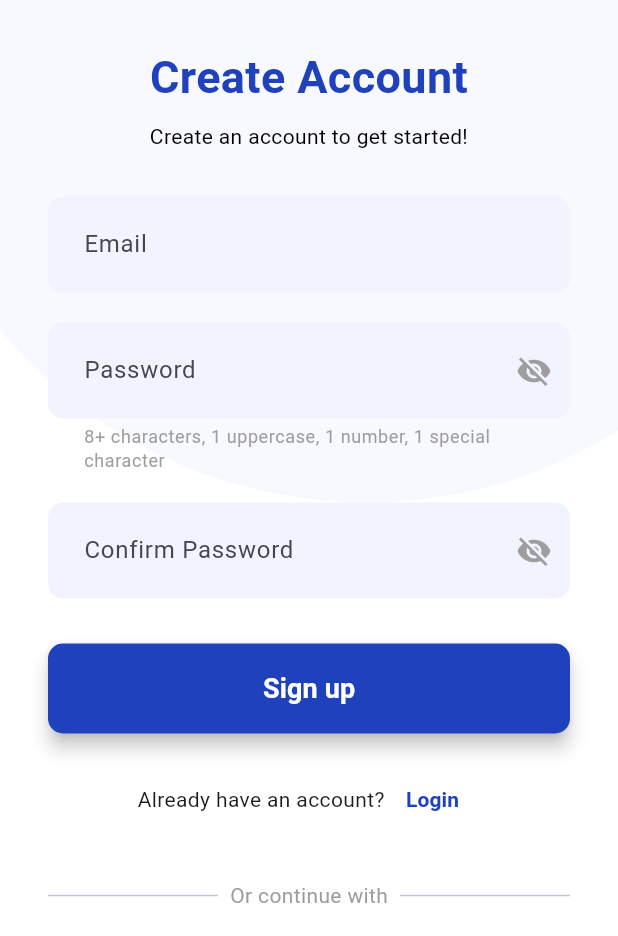
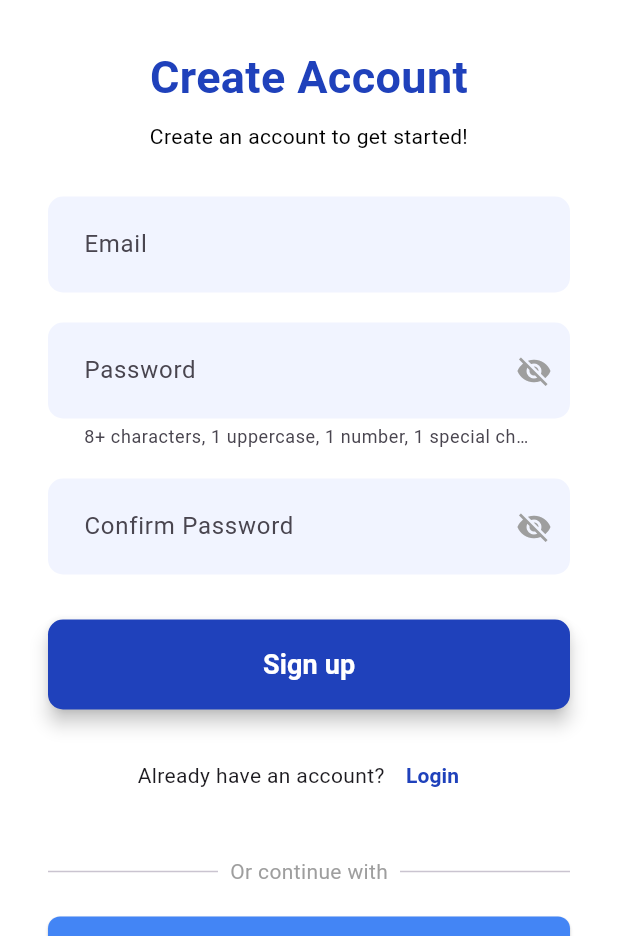
Before and after one commit to Labidesti/augmented_reality_based_furniture_assistant_for_mandaue_foam_android, a Flutter app: the screen it shows after launch, after a tap on "Sign up", on a phone screen of 412 x 824 dp, the part 300-1236 px from its top. Run offline on Flutter 3.47's test engine with Material 3 defaults, Android fonts, the phone set to English and light mode, and no system bars; our stand-ins replace firebase_ai, firebase_auth, firebase_core, google_sign_in; missing offline and left inert: model_viewer_plus; accounts and stored records are empty.

Commit message:
09/09/2025

```diff
--- a/lib/main.dart
+++ b/lib/main.dart
@@ -1,19 +1,20 @@
 // lib/main.dart
-
 import 'package:flutter/material.dart';
 import 'package:firebase_core/firebase_core.dart';
-import 'firebase_options.dart';
 import 'package:firebase_auth/firebase_auth.dart';
 import 'auth_service.dart';
-import 'login_screen.dart';
-import 'admin_home_screen.dart';
 import 'customer_home_screen.dart';
+import 'login_screen.dart'; // adjust if your login screen has a different name
+import 'firebase_options.dart'; // generated by flutterfire CLI
 
 void main() async {
   WidgetsFlutterBinding.ensureInitialized();
+
+  // ✅ Initialize Firebase safely
   await Firebase.initializeApp(
     options: DefaultFirebaseOptions.currentPlatform,
   );
+
   runApp(const MyApp());
 }
 
@@ -23,28 +24,24 @@ class MyApp extends StatelessWidget {
   @override
   Widget build(BuildContext context) {
     return MaterialApp(
+      debugShowCheckedModeBanner: false,
       title: 'AR Furniture Assistant',
-      debugShowCheckedModeBanner: false,
       theme: ThemeData(
-        primarySwatch: Colors.deepPurple,
-        visualDensity: VisualDensity.adaptivePlatformDensity,
+        primarySwatch: Colors.blue,
       ),
-      home: const AuthWrapper(),
+      home: const AuthGate(),
     );
   }
 }
 
-class AuthWrapper extends StatelessWidget {
-  const AuthWrapper({super.key});
-
-  static const String adminEmail = 'admin@mandauefoam.com';
+/// 🔹 Handles whether user is logged in or not
+class AuthGate extends StatelessWidget {
+  const AuthGate({super.key});
 
   @override
   Widget build(BuildContext context) {
-    final authService = AuthService();
-
     return StreamBuilder<User?>(
-      stream: authService.userChanges,
+      stream: AuthService().userChanges,
       builder: (context, snapshot) {
         if (snapshot.connectionState == ConnectionState.waiting) {
           return const Scaffold(
@@ -53,18 +50,10 @@ class AuthWrapper extends StatelessWidget {
         }
 
         if (snapshot.hasData) {
-          final user = snapshot.data;
-          if (user != null && user.email == AuthWrapper.adminEmail) {
-            // Admin user
-            return const AdminHomeScreen();
-          } else {
-            // Regular customer
-            return const CustomerHomeScreen();
-          }
+          return const CustomerHomeScreen(); // logged in → show home
+        } else {
+          return const LoginScreen(); // not logged in → show login
         }
-
-        // Not logged in
-        return const LoginScreen();
       },
     );
   }
--- a/lib/signup_screen.dart
+++ b/lib/signup_screen.dart
@@ -40,7 +40,8 @@ class _SignUpScreenState extends State<SignUpScreen> {
   }
 
   Future<void> _signUpUser() async {
-    if (emailController.text.isEmpty || passwordController.text.isEmpty || confirmPasswordController.text.isEmpty) {
+    if (emailController.text.isEmpty || passwordController.text.isEmpty ||
+        confirmPasswordController.text.isEmpty) {
       _showError("Please fill in all fields.");
       return;
     }
@@ -85,112 +86,88 @@ class _SignUpScreenState extends State<SignUpScreen> {
   @override
   Widget build(BuildContext context) {
     return Scaffold(
-      resizeToAvoidBottomInset: true,  // ✅ allow scrolling when keyboard opens
       backgroundColor: Colors.white,
-      body: Stack(
-        children: [
-        Positioned(
-        top: -100,
-        right: -150,
-        child: Container(
-          width: 635,
-          height: 635,
-          decoration: const BoxDecoration(
-            color: backgroundColor,
-            shape: BoxShape.circle,
+      body: SafeArea(
+        child: LayoutBuilder(
+          builder: (context, constraints) {
+            return SingleChildScrollView(
+              padding: const EdgeInsets.symmetric(
+                  vertical: 20, horizontal: 32.0),
+              child: ConstrainedBox(
+                constraints: BoxConstraints(
+                  minHeight: constraints.maxHeight,
                 ),
-        ),
-      ),
-      SafeArea(
-        child: SingleChildScrollView(
-          padding: EdgeInsets.only(
-            left: 32.0,
-            right: 32.0,
-            top: 20,
-            bottom: MediaQuery.of(context).viewInsets.bottom + 40,
-            // 👆 ensures extra space when keyboard is open
-          ),
+                child: IntrinsicHeight(
                   child: Column(
                     crossAxisAlignment: CrossAxisAlignment.stretch,
                     children: [
                       Image.asset(mandaueFoamLogo, height: 180),
                       const SizedBox(height: 30),
-                    const Text('Create Account', textAlign: TextAlign.center, style: headingStyle),
+                      const Text('Create Account', textAlign: TextAlign.center,
+                          style: headingStyle),
                       const SizedBox(height: 8),
-                    const Text('Create an account to get started!', textAlign: TextAlign.center, style: subheadingStyle),
+                      const Text('Create an account to get started!',
+                          textAlign: TextAlign.center, style: subheadingStyle),
                       const SizedBox(height: 30),
+
+                      // 📧 Email
                       TextFormField(
                         controller: emailController,
-                      decoration: InputDecoration(
-                        hintText: 'Email',
-                        filled: true,
-                        fillColor: secondaryColor,
-                        border: OutlineInputBorder(
-                          borderRadius: BorderRadius.circular(10),
-                          borderSide: BorderSide.none,
-                        ),
-                        contentPadding: const EdgeInsets.symmetric(vertical: 20, horizontal: 20),
-                      ),
+                        decoration: _inputDecoration("Email"),
                       ),
                       const SizedBox(height: 20),
+
+                      // 🔑 Password
                       TextFormField(
                         controller: passwordController,
                         obscureText: !_isPasswordVisible,
-                      decoration: InputDecoration(
-                        hintText: 'Password',
-                        helperText: '8+ characters, 1 uppercase, 1 number, 1 special character',
-                        helperMaxLines: 2,
-                        helperStyle: const TextStyle(color: Colors.grey),
-                        filled: true,
-                        fillColor: secondaryColor,
-                        border: OutlineInputBorder(
-                          borderRadius: BorderRadius.circular(10),
-                          borderSide: BorderSide.none,
-                        ),
-                        contentPadding: const EdgeInsets.symmetric(vertical: 20, horizontal: 20),
+                        decoration: _inputDecoration("Password").copyWith(
+                          helperText:
+                          '8+ characters, 1 uppercase, 1 number, 1 special character',
                           suffixIcon: IconButton(
                             icon: Icon(
-                            _isPasswordVisible ? Icons.visibility : Icons.visibility_off,
+                              _isPasswordVisible
+                                  ? Icons.visibility
+                                  : Icons.visibility_off,
                               color: hintTextColor,
                             ),
-                          onPressed: () {
+                            onPressed: () =>
                                 setState(() {
                                   _isPasswordVisible = !_isPasswordVisible;
-                            });
-                          },
+                                }),
                           ),
                         ),
                       ),
                       const SizedBox(height: 20),
+
+                      // 🔑 Confirm Password
                       TextFormField(
                         controller: confirmPasswordController,
                         obscureText: !_isConfirmPasswordVisible,
-                      decoration: InputDecoration(
-                        hintText: 'Confirm Password',
-                        filled: true,
-                        fillColor: secondaryColor,
-                        border: OutlineInputBorder(
-                          borderRadius: BorderRadius.circular(10),
-                          borderSide: BorderSide.none,
-                        ),
-                        contentPadding: const EdgeInsets.symmetric(vertical: 20, horizontal: 20),
+                        decoration: _inputDecoration("Confirm Password")
+                            .copyWith(
                           suffixIcon: IconButton(
                             icon: Icon(
-                            _isConfirmPasswordVisible ? Icons.visibility : Icons.visibility_off,
+                              _isConfirmPasswordVisible
+                                  ? Icons.visibility
+                                  : Icons.visibility_off,
                               color: hintTextColor,
                             ),
-                          onPressed: () {
+                            onPressed: () =>
                                 setState(() {
-                              _isConfirmPasswordVisible = !_isConfirmPasswordVisible;
-                            });
-                          },
+                                  _isConfirmPasswordVisible =
+                                  !_isConfirmPasswordVisible;
+                                }),
                           ),
                         ),
                       ),
                       const SizedBox(height: 30),
+
+                      // 🔵 Sign Up button
                       if (_isLoading)
                         const Center(child: CircularProgressIndicator())
-                    else ...[
+                      else
+                        ...[
                           ElevatedButton(
                             onPressed: _signUpUser,
                             style: ElevatedButton.styleFrom(
@@ -202,7 +179,8 @@ class _SignUpScreenState extends State<SignUpScreen> {
                               ),
                               elevation: 5,
                             ),
-                        child: const Text('Sign up', style: buttonTextStyle),
+                            child: const Text(
+                                'Sign up', style: buttonTextStyle),
                           ),
                           const SizedBox(height: 20),
                           Row(
@@ -215,7 +193,9 @@ class _SignUpScreenState extends State<SignUpScreen> {
                                 },
                                 child: const Text(
                                   'Login',
-                              style: TextStyle(color: primaryColor, fontWeight: FontWeight.bold),
+                                  style: TextStyle(
+                                      color: primaryColor,
+                                      fontWeight: FontWeight.bold),
                                 ),
                               ),
                             ],
@@ -226,12 +206,15 @@ class _SignUpScreenState extends State<SignUpScreen> {
                               Expanded(child: Divider()),
                               Padding(
                                 padding: EdgeInsets.symmetric(horizontal: 8.0),
-                            child: Text('Or continue with', style: TextStyle(color: hintTextColor)),
+                                child: Text('Or continue with',
+                                    style: TextStyle(color: hintTextColor)),
                               ),
                               Expanded(child: Divider()),
                             ],
                           ),
                           const SizedBox(height: 20),
+
+                          // 🟢 Google Sign In Button
                           ElevatedButton.icon(
                             onPressed: _loginWithGoogle,
                             icon: Container(
@@ -242,7 +225,7 @@ class _SignUpScreenState extends State<SignUpScreen> {
                                 borderRadius: BorderRadius.circular(6),
                               ),
                               padding: const EdgeInsets.all(4),
-                          child: Image.asset(googleLogo), // from app_constants.dart
+                              child: Image.asset(googleLogo),
                             ),
                             label: const Text(
                               'Sign up with Google',
@@ -255,22 +238,39 @@ class _SignUpScreenState extends State<SignUpScreen> {
                             ),
                             style: ElevatedButton.styleFrom(
                               backgroundColor: googleButtonColor,
-                          foregroundColor: Colors.white,
                               minimumSize: const Size.fromHeight(55),
                               shape: RoundedRectangleBorder(
                                 borderRadius: BorderRadius.circular(8),
                               ),
-                          elevation: 2,
                             ),
                           ),
-                    ]
+                        ],
+
+                      const Spacer(),
+                      // ✅ Pushes content upward if screen is taller
                     ],
                   ),
                 ),
               ),
-
-        ],
+            );
+          },
+        ),
       ),
     );
   }
+
+  /// Helper to reduce duplication
+  InputDecoration _inputDecoration(String hint) {
+    return InputDecoration(
+      hintText: hint,
+      filled: true,
+      fillColor: secondaryColor,
+      border: OutlineInputBorder(
+        borderRadius: BorderRadius.circular(10),
+        borderSide: BorderSide.none,
+      ),
+      contentPadding:
+      const EdgeInsets.symmetric(vertical: 20, horizontal: 20),
+    );
   }
+}
--- a/plugins/arcore_flutter_plugin-0.1.0/lib/src/arcore_controller.dart
+++ b/plugins/arcore_flutter_plugin-0.1.0/lib/src/arcore_controller.dart
@@ -189,7 +189,7 @@ class ArCoreController {
     node.shape?.materials.addListener(() => _updateMaterials(node));
 
     if (node is ArCoreRotatingNode) {
-      node.degreesPerSecond.addListener(() => _handleRotationChanged(node));
+      _handleRotationChanged(node as ArCoreRotatingNode);
     }
   }
 
--- a/plugins/arcore_flutter_plugin-0.1.0/pubspec.yaml
+++ b/plugins/arcore_flutter_plugin-0.1.0/pubspec.yaml
@@ -11,6 +11,8 @@ environment:
 dependencies:
   flutter:
     sdk: flutter
+  meta: ^1.17.0
+  vector_math: ^2.1.4
 
 dev_dependencies:
   flutter_test:
```
Also changed, not shown: lib/auth_service.dart (+29 -10 lines), lib/customer_home_screen.dart (+49 -5 lines), lib/tutorial_no_ar_page.dart (added, +20 -0 lines), plugins/arcore_flutter_plugin-0.1.0/lib/arcore_flutter_plugin.dart (+10 -0 lines), pubspec.yaml (+6 -5 lines), lib/firebase_options.dart, pubspec.lock, 3 other files. Lines whose indentation alone changed are shown as unchanged.
